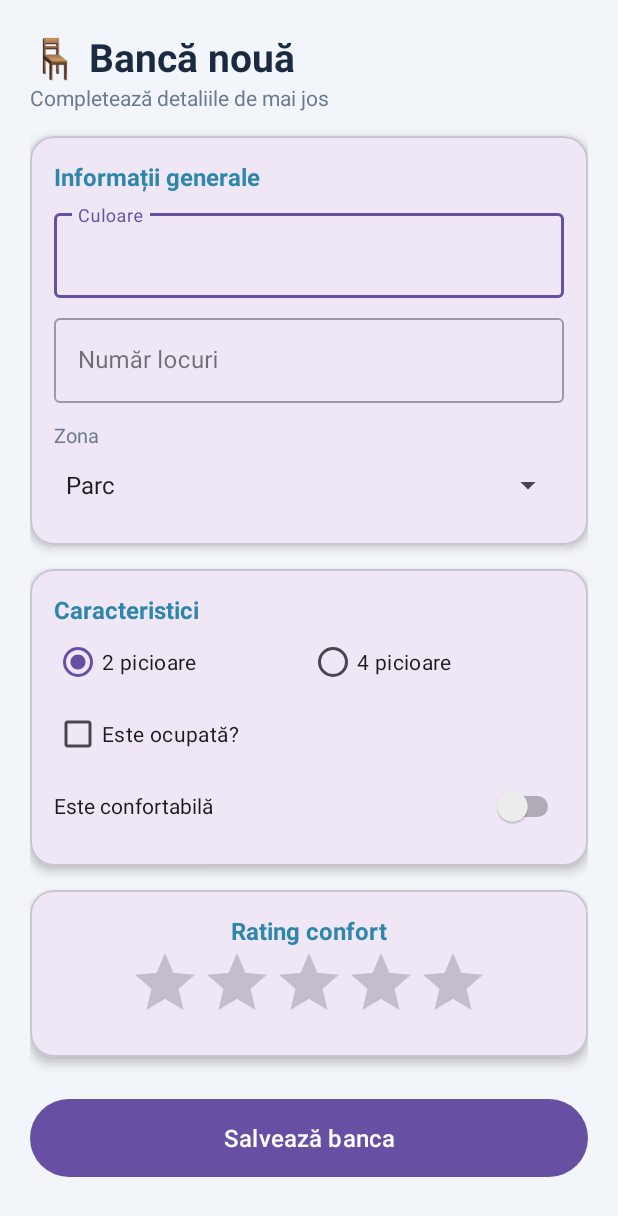
After one commit to alexandrabugan228-dot/Bugan_Alexandra_ActivitateDAM2026, an Android app: the AdaugaBancaAI screen opened directly, with no data from a screen before it, on a phone screen of 412 x 824 dp. The commit adds this screen. Shown: the top 1216 px of the screen. Run offline under Robolectric (Android 15) with nearby library versions, the phone set to English and light mode, and no system bars.

Commit message:
Laborator 4 - completat

```diff
--- a/app/laborator04-flux/src/main/AndroidManifest.xml
+++ b/app/laborator04-flux/src/main/AndroidManifest.xml
@@ -19,7 +19,11 @@
             </intent-filter>
         </activity>
         <activity
-            android:name=".adaugaBanca"
+            android:name=".AdaugaBanca"
+            android:exported="false"
+            android:windowSoftInputMode="adjustResize" />
+        <activity
+            android:name=".AdaugaBancaAI"
             android:exported="false"
             android:windowSoftInputMode="adjustResize" />
     </application>
--- /dev/null
+++ b/app/laborator04-flux/src/main/res/layout/activity_adauga_banca_ai.xml
@@ -0,0 +1,195 @@
+<?xml version="1.0" encoding="utf-8"?>
+<ScrollView xmlns:android="http://schemas.android.com/apk/res/android"
+    xmlns:app="http://schemas.android.com/apk/res-auto"
+    android:layout_width="match_parent"
+    android:layout_height="match_parent"
+    android:background="#F2F5F9"
+    android:fillViewport="true">
+
+    <LinearLayout
+        android:layout_width="match_parent"
+        android:layout_height="wrap_content"
+        android:orientation="vertical"
+        android:padding="20dp">
+
+        <TextView
+            android:layout_width="wrap_content"
+            android:layout_height="wrap_content"
+            android:text="🪑 Bancă nouă"
+            android:textColor="#1B2A41"
+            android:textSize="26sp"
+            android:textStyle="bold" />
+
+        <TextView
+            android:layout_width="wrap_content"
+            android:layout_height="wrap_content"
+            android:layout_marginBottom="16dp"
+            android:text="Completează detaliile de mai jos"
+            android:textColor="#6B7A90"
+            android:textSize="14sp" />
+
+        <!-- Card 1: Informații generale -->
+        <com.google.android.material.card.MaterialCardView
+            android:layout_width="match_parent"
+            android:layout_height="wrap_content"
+            android:layout_marginBottom="16dp"
+            app:cardCornerRadius="16dp"
+            app:cardElevation="4dp">
+
+            <LinearLayout
+                android:layout_width="match_parent"
+                android:layout_height="wrap_content"
+                android:orientation="vertical"
+                android:padding="16dp">
+
+                <TextView
+                    android:layout_width="wrap_content"
+                    android:layout_height="wrap_content"
+                    android:layout_marginBottom="8dp"
+                    android:text="Informații generale"
+                    android:textColor="#2E86AB"
+                    android:textSize="16sp"
+                    android:textStyle="bold" />
+
+                <com.google.android.material.textfield.TextInputLayout
+                    style="@style/Widget.MaterialComponents.TextInputLayout.OutlinedBox"
+                    android:layout_width="match_parent"
+                    android:layout_height="wrap_content"
+                    android:hint="Culoare">
+
+                    <com.google.android.material.textfield.TextInputEditText
+                        android:id="@+id/culoare_et"
+                        android:layout_width="match_parent"
+                        android:layout_height="wrap_content"
+                        android:inputType="text" />
+                </com.google.android.material.textfield.TextInputLayout>
+
+                <com.google.android.material.textfield.TextInputLayout
+                    style="@style/Widget.MaterialComponents.TextInputLayout.OutlinedBox"
+                    android:layout_width="match_parent"
+                    android:layout_height="wrap_content"
+                    android:layout_marginTop="8dp"
+                    android:hint="Număr locuri">
+
+                    <com.google.android.material.textfield.TextInputEditText
+                        android:id="@+id/numarLocuri_et"
+                        android:layout_width="match_parent"
+                        android:layout_height="wrap_content"
+                        android:inputType="number" />
+                </com.google.android.material.textfield.TextInputLayout>
+
+                <TextView
+                    android:layout_width="wrap_content"
+                    android:layout_height="wrap_content"
+                    android:layout_marginTop="12dp"
+                    android:text="Zona"
+                    android:textColor="#6B7A90"
+                    android:textSize="13sp" />
+
+                <Spinner
+                    android:id="@+id/zona_sp"
+                    android:layout_width="match_parent"
+                    android:layout_height="48dp"
+                    android:entries="@array/zone" />
+            </LinearLayout>
+        </com.google.android.material.card.MaterialCardView>
+
+        <!-- Card 2: Caracteristici -->
+        <com.google.android.material.card.MaterialCardView
+            android:layout_width="match_parent"
+            android:layout_height="wrap_content"
+            android:layout_marginBottom="16dp"
+            app:cardCornerRadius="16dp"
+            app:cardElevation="4dp">
+
+            <LinearLayout
+                android:layout_width="match_parent"
+                android:layout_height="wrap_content"
+                android:orientation="vertical"
+                android:padding="16dp">
+
+                <TextView
+                    android:layout_width="wrap_content"
+                    android:layout_height="wrap_content"
+                    android:text="Caracteristici"
+                    android:textColor="#2E86AB"
+                    android:textSize="16sp"
+                    android:textStyle="bold" />
+
+                <RadioGroup
+                    android:id="@+id/rgPicioare"
+                    android:layout_width="match_parent"
+                    android:layout_height="wrap_content"
+                    android:orientation="horizontal">
+
+                    <RadioButton
+                        android:id="@+id/rb2"
+                        android:layout_width="0dp"
+                        android:layout_height="wrap_content"
+                        android:layout_weight="1"
+                        android:checked="true"
+                        android:text="2 picioare" />
+
+                    <RadioButton
+                        android:id="@+id/rb4"
+                        android:layout_width="0dp"
+                        android:layout_height="wrap_content"
+                        android:layout_weight="1"
+                        android:text="4 picioare" />
+                </RadioGroup>
+
+                <CheckBox
+                    android:id="@+id/esteOcupata_CB"
+                    android:layout_width="match_parent"
+                    android:layout_height="wrap_content"
+                    android:text="Este ocupată?" />
+
+                <Switch
+                    android:id="@+id/confort_sw"
+                    android:layout_width="match_parent"
+                    android:layout_height="48dp"
+                    android:text="Este confortabilă" />
+            </LinearLayout>
+        </com.google.android.material.card.MaterialCardView>
+
+        <!-- Card 3: Rating -->
+        <com.google.android.material.card.MaterialCardView
+            android:layout_width="match_parent"
+            android:layout_height="wrap_content"
+            android:layout_marginBottom="24dp"
+            app:cardCornerRadius="16dp"
+            app:cardElevation="4dp">
+
+            <LinearLayout
+                android:layout_width="match_parent"
+                android:layout_height="wrap_content"
+                android:gravity="center_horizontal"
+                android:orientation="vertical"
+                android:padding="16dp">
+
+                <TextView
+                    android:layout_width="wrap_content"
+                    android:layout_height="wrap_content"
+                    android:text="Rating confort"
+                    android:textColor="#2E86AB"
+                    android:textSize="16sp"
+                    android:textStyle="bold" />
+
+                <RatingBar
+                    android:id="@+id/confort_RB"
+                    android:layout_width="wrap_content"
+                    android:layout_height="wrap_content"
+                    android:numStars="5"
+                    android:stepSize="0.5" />
+            </LinearLayout>
+        </com.google.android.material.card.MaterialCardView>
+
+        <com.google.android.material.button.MaterialButton
+            android:id="@+id/btnSalveaza"
+            android:layout_width="match_parent"
+            android:layout_height="60dp"
+            android:text="Salvează banca"
+            android:textSize="16sp"
+            app:cornerRadius="30dp" />
+    </LinearLayout>
+</ScrollView>
--- a/app/laborator04-flux/src/main/res/values/strings.xml
+++ b/app/laborator04-flux/src/main/res/values/strings.xml
@@ -7,11 +7,17 @@
     <string name="exemplu_maro">Maro\n</string>
     <string name="este_conf">Cat de confortabila este?</string>
     <string-array name="numar">
-         <item>3</item>
+        <item>3</item>
         <item>4</item>
         <item>5</item>
         <item>6</item>
     </string-array>
+    <string-array name="zone">
+        <item>Parc</item>
+        <item>Stradă</item>
+        <item>Stație</item>
+        <item>Grădină</item>
+    </string-array>
 
 
 </resources>
```
Also changed, not shown: app/laborator04-flux/src/main/java/com/example/laborator04_flux/AdaugaBanca.java (added, +55 -0 lines), app/laborator04-flux/src/main/java/com/example/laborator04_flux/AdaugaBancaAI.java (added, +55 -0 lines), app/laborator04-flux/src/main/java/com/example/laborator04_flux/MainActivity.java (+28 -17 lines), app/laborator04-flux/src/main/res/layout/activity_adauga_banca.xml (+74 -7 lines), app/laborator04-flux/src/main/res/layout/activity_main.xml (+12 -4 lines), app/laborator04-flux/src/main/res/layout/banca_activity.xml (deleted, +0 -58 lines), app/laborator04-flux/src/main/java/com/example/laborator04_flux/Banca.java (line endings or trailing spaces).
